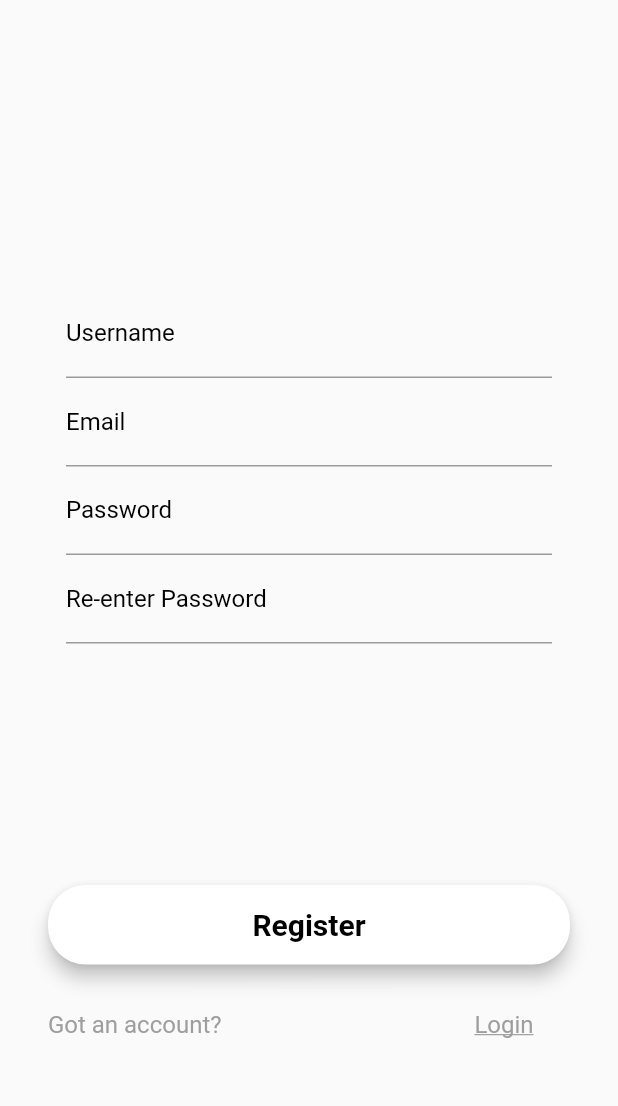
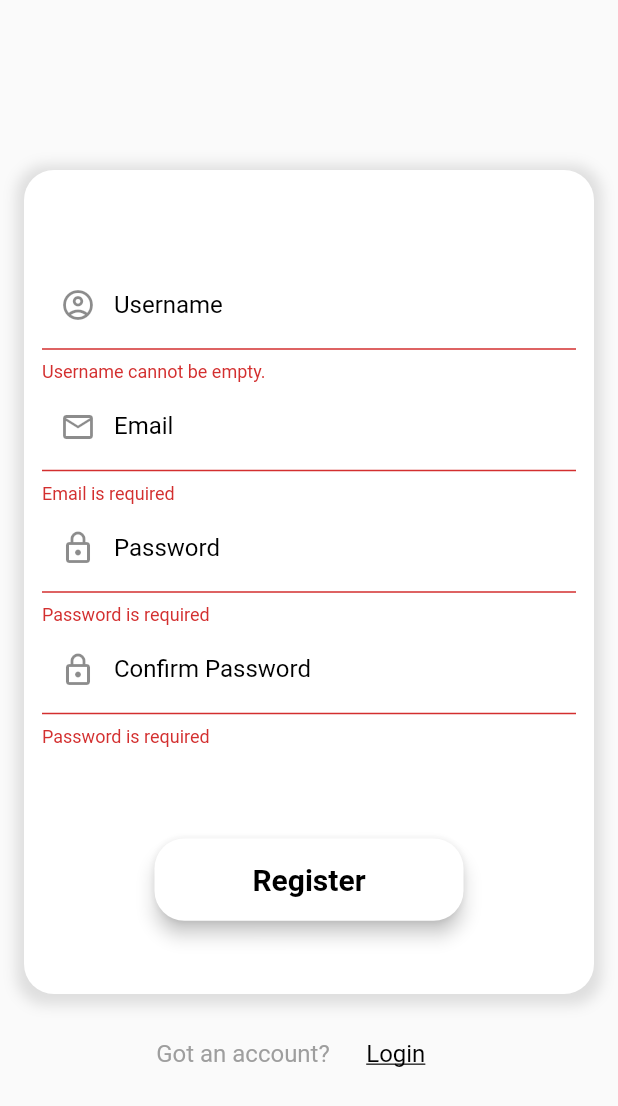
Before and after one commit to gaminglifex/20-21_FYP_Flutter, a Flutter app: the Register screen opened by its route, after a tap on "Register", on a phone screen of 412 x 824 dp. Shown: the top 1106 px of the screen. Run offline on Flutter 3.47's test engine with Material 2 defaults, Android fonts, the phone set to English and light mode, and no system bars; our stand-ins replace cloud_firestore, firebase_auth, firebase_core; accounts and stored records are empty.

```diff
--- a/lib/pages/login/Login.dart
+++ b/lib/pages/login/Login.dart
@@ -20,11 +20,14 @@ class _LoginState extends State<Login> {
     final emailField = TextFormField(
       enabled: isSubmitting,
       controller: _emailController,
-      //keyboardType: TextInputType.visiblePassword,
       style: TextStyle(
         color: Colors.black,
       ),
       decoration: InputDecoration(
+        prefixIcon: Icon(
+          Icons.email_outlined,
+          color: Colors.black,
+        ),
         hintText: 'JohnDoe@example.com',
         labelText: 'Email',
         labelStyle: TextStyle(
@@ -46,6 +49,7 @@ class _LoginState extends State<Login> {
             color: Colors.black,
           ),
           decoration: InputDecoration(
+            prefixIcon: Icon(Icons.lock_outlined, color: Colors.black),
             hintText: 'Password',
             labelText: 'Password',
             labelStyle: TextStyle(
@@ -88,18 +92,25 @@ class _LoginState extends State<Login> {
       ),
     );
 
-    final loginButton = Material(
+    final loginButton = Row(
+      mainAxisAlignment: MainAxisAlignment.center,
+      children: <Widget>[
+        Container(
+          height: mq.size.height / 15.0,
+          width: mq.size.width / 2.0,
+          child: RaisedButton(
+            color: Colors.white,
             elevation: 5.0,
-      borderRadius: BorderRadius.circular(25.0),
-      color: Colors.white,
-      child: MaterialButton(
-        minWidth: mq.size.width / 2.0,
-        padding: EdgeInsets.fromLTRB(10.0, 15.0, 10.0, 15.0),
+            shape: RoundedRectangleBorder(
+              borderRadius: BorderRadius.circular(20.0),
+            ),
             child: Text(
               'Login',
               textAlign: TextAlign.center,
               style: TextStyle(
-              fontSize: 20.0, color: Colors.black, fontWeight: FontWeight.bold),
+                  fontSize: 20.0,
+                  color: Colors.black,
+                  fontWeight: FontWeight.bold),
             ),
             onPressed: () async {
               try {
@@ -119,18 +130,12 @@ class _LoginState extends State<Login> {
               }
             },
           ),
+        ),
+      ],
     );
 
-    final bottom = Column(
-      mainAxisAlignment: MainAxisAlignment.start,
-      crossAxisAlignment: CrossAxisAlignment.stretch,
-      children: <Widget>[
-        loginButton,
-        Padding(
-          padding: EdgeInsets.all(8.0),
-        ),
-        Row(
-          mainAxisAlignment: MainAxisAlignment.spaceBetween,
+    final bottom = Row(
+      mainAxisAlignment: MainAxisAlignment.center,
       children: <Widget>[
         Text(
           "Not a member?",
@@ -143,7 +148,7 @@ class _LoginState extends State<Login> {
           child: Text(
             'Sign Up',
             style: Theme.of(context).textTheme.subtitle1.copyWith(
-                      color: Colors.grey,
+                  color: Colors.black,
                   decoration: TextDecoration.underline,
                 ),
           ),
@@ -152,27 +157,47 @@ class _LoginState extends State<Login> {
           },
         ),
       ],
-        ),
-      ],
     );
 
     return Scaffold(
-      body: Form(
+      resizeToAvoidBottomPadding: false,
+      body: SafeArea(
+        child: Column(
+          mainAxisAlignment: MainAxisAlignment.center,
           key: _formKey,
+          children: <Widget>[
+            Padding(
+              padding: EdgeInsets.all(16.0),
               child: SingleChildScrollView(
-          padding: EdgeInsets.all(32.0),
                 child: Container(
-            height: mq.size.height,
+                  height: mq.size.height / 1.8,
+                  decoration: BoxDecoration(
+                    color: Colors.white,
+                    shape: BoxShape.rectangle,
+                    borderRadius: BorderRadius.circular(25.0),
+                    boxShadow: [
+                      BoxShadow(
+                        color: Colors.grey.withOpacity(0.3),
+                        spreadRadius: 5,
+                        blurRadius: 7,
+                        offset: Offset(0, 2),
+                      ),
+                    ],
+                  ),
                   child: Column(
                     mainAxisAlignment: MainAxisAlignment.spaceEvenly,
                     children: <Widget>[
                       fields,
-                bottom,
+                      loginButton,
                     ],
                   ),
                 ),
               ),
             ),
+            bottom,
+          ],
+        ),
+      ),
     );
   }
 }
--- a/lib/pages/login/Register.dart
+++ b/lib/pages/login/Register.dart
@@ -1,6 +1,23 @@
 import 'package:flutter/material.dart';
 import 'package:fyp_uiprototype/AppRoutes.dart';
 import 'package:firebase_auth/firebase_auth.dart';
+import 'package:cloud_firestore/cloud_firestore.dart';
+
+Future<bool> usernameCheck(String username) async {
+  final result = await FirebaseFirestore.instance
+      .collection('users')
+      .where('username', isEqualTo: username)
+      .get();
+  return result.docs.isEmpty;
+}
+
+Future<bool> emailCheck(String email) async {
+  final result = await FirebaseFirestore.instance
+      .collection('users')
+      .where('email', isEqualTo: email)
+      .get();
+  return result.docs.isEmpty;
+}
 
 class Register extends StatefulWidget {
   @override
@@ -13,20 +30,20 @@ class _RegisterState extends State<Register> {
   final _emailController = TextEditingController();
   final _passwordController = TextEditingController();
   final _repasswordController = TextEditingController();
-  bool isSubmitting = true;
+  //final _dobController = TextEditingController();
 
   @override
   Widget build(BuildContext context) {
     final mq = MediaQuery.of(context);
 
     final usernameField = TextFormField(
-      enabled: isSubmitting,
       controller: _usernameController,
       //keyboardType: TextInputType.visiblePassword,
       style: TextStyle(
         color: Colors.black,
       ),
       decoration: InputDecoration(
+        prefixIcon: Icon(Icons.account_circle_outlined),
         hintText: 'John Doe',
         labelText: 'Username',
         labelStyle: TextStyle(
@@ -36,16 +53,43 @@ class _RegisterState extends State<Register> {
           color: Colors.grey,
         ),
       ),
+      validator: (value) {
+        if (value.isEmpty) {
+          return 'Username cannot be empty.';
+        }
+        return null;
+      },
     );
 
-    final emailField = TextFormField(
-      enabled: isSubmitting,
-      controller: _emailController,
-      //keyboardType: TextInputType.visiblePassword,
+    /*
+    final dobField = TextFormField(
+      controller: _dobController,
       style: TextStyle(
         color: Colors.black,
       ),
       decoration: InputDecoration(
+        prefixIcon: Icon(
+          Icons.insert_invitation_outlined,
+        ),
+        hintText: "dd/mm/yyyy",
+        hintStyle: TextStyle(
+          color: Colors.grey,
+        ),
+        labelText: "Date of Birth",
+        labelStyle: TextStyle(
+          color: Colors.black,
+        ),
+      ),
+    );
+    */
+    final emailField = TextFormField(
+      controller: _emailController,
+      keyboardType: TextInputType.emailAddress,
+      style: TextStyle(
+        color: Colors.black,
+      ),
+      decoration: InputDecoration(
+        prefixIcon: Icon(Icons.email_outlined),
         hintText: 'JohnDoe@example.com',
         labelText: 'Email',
         labelStyle: TextStyle(
@@ -55,19 +99,30 @@ class _RegisterState extends State<Register> {
           color: Colors.grey,
         ),
       ),
+      validator: (value) {
+        if (value.isEmpty) {
+          return 'Email is required';
+        }
+        if (!RegExp(
+                "^[a-zA-Z0-9.!#%&'*+/=?^_`{|}~-]+@[a-zA-Z0-9](?:[a-zA-Z0-9-]{0,253}[a-zA-Z0-9])?(?:\.[a-zA-Z0-9](?:[a-zA-Z0-9-]{0,253}[a-zA-Z0-9])?)*")
+            .hasMatch(value)) {
+          return 'Enter a valid emil address';
+        }
+        return null;
+      },
     );
 
     final passwordField = Column(
       children: <Widget>[
         TextFormField(
-          enabled: isSubmitting,
           controller: _passwordController,
           obscureText: true,
-          //keyboardType: TextInputType.emailAddress,
+          keyboardType: TextInputType.text,
           style: TextStyle(
             color: Colors.black,
           ),
           decoration: InputDecoration(
+            prefixIcon: Icon(Icons.lock_outlined),
             hintText: 'Password',
             labelText: 'Password',
             labelStyle: TextStyle(
@@ -77,6 +132,15 @@ class _RegisterState extends State<Register> {
               color: Colors.grey,
             ),
           ),
+          validator: (value) {
+            if (value.isEmpty) {
+              return 'Password is required';
+            }
+            if (value.length < 8) {
+              return 'Password length should greater than 8';
+            }
+            return null;
+          },
         ),
       ],
     );
@@ -84,16 +148,16 @@ class _RegisterState extends State<Register> {
     final repasswordField = Column(
       children: <Widget>[
         TextFormField(
-          enabled: isSubmitting,
           controller: _repasswordController,
           obscureText: true,
-          //keyboardType: TextInputType.emailAddress,
+          keyboardType: TextInputType.text,
           style: TextStyle(
             color: Colors.black,
           ),
           decoration: InputDecoration(
+            prefixIcon: Icon(Icons.lock_outlined),
             hintText: 'Password',
-            labelText: 'Re-enter Password',
+            labelText: 'Confirm Password',
             labelStyle: TextStyle(
               color: Colors.black,
             ),
@@ -101,6 +165,15 @@ class _RegisterState extends State<Register> {
               color: Colors.grey,
             ),
           ),
+          validator: (value) {
+            if (value.isEmpty) {
+              return 'Password is required';
+            }
+            if (value != _passwordController.text) {
+              return 'The confirm password does not match';
+            }
+            return null;
+          },
         ),
       ],
     );
@@ -111,6 +184,7 @@ class _RegisterState extends State<Register> {
         mainAxisAlignment: MainAxisAlignment.start,
         children: <Widget>[
           usernameField,
+          //dobField,
           emailField,
           passwordField,
           repasswordField,
@@ -118,13 +192,18 @@ class _RegisterState extends State<Register> {
       ),
     );
 
-    final signupButton = Material(
+    final signupButton = Row(
+      mainAxisAlignment: MainAxisAlignment.center,
+      children: <Widget>[
+        Container(
+          height: mq.size.height / 15.0,
+          width: mq.size.width / 2.0,
+          child: RaisedButton(
+            color: Colors.white,
             elevation: 5.0,
-      borderRadius: BorderRadius.circular(25.0),
-      color: Colors.white,
-      child: MaterialButton(
-          minWidth: mq.size.width / 2.0,
-          padding: EdgeInsets.fromLTRB(10.0, 15.0, 10.0, 15.0),
+            shape: RoundedRectangleBorder(
+              borderRadius: BorderRadius.circular(20.0),
+            ),
             child: Text(
               'Register',
               textAlign: TextAlign.center,
@@ -134,13 +213,33 @@ class _RegisterState extends State<Register> {
                   fontWeight: FontWeight.bold),
             ),
             onPressed: () async {
+              final valid =
+                  await usernameCheck(_usernameController.text.trim());
+              final valid2 = await emailCheck(_emailController.text.trim());
+              if (!_formKey.currentState.validate()) {
+                return Null;
+              } else if (!valid) {
+                print('Username already exist!');
+                return Null;
+              } else if (!valid2) {
+                print('Email already exist!');
+                return Null;
+              }
               try {
                 UserCredential userCredential = await FirebaseAuth.instance
                     .createUserWithEmailAndPassword(
                         email: _emailController.text.trim(),
                         password: _passwordController.text.trim());
-              print('DLLM');
                 User user = userCredential.user;
+                await FirebaseFirestore.instance
+                    .collection('users')
+                    .doc(user.uid)
+                    .set({
+                  'username': _usernameController.text.trim(),
+                  'email': _emailController.text.trim(),
+                  'password': _passwordController.text.trim()
+                });
+                print('Done');
               } on FirebaseAuthException catch (e) {
                 if (e.code == 'weak-password') {
                   print('The password provided is too weak.');
@@ -150,17 +249,15 @@ class _RegisterState extends State<Register> {
               } catch (e) {
                 print(e);
               }
-          }),
+            },
+          ),
+        ),
+      ],
     );
 
-    final bottom = Column(
-      mainAxisAlignment: MainAxisAlignment.start,
-      crossAxisAlignment: CrossAxisAlignment.stretch,
+    final bottom = Row(
+      mainAxisAlignment: MainAxisAlignment.center,
       children: <Widget>[
-        signupButton,
-        Padding(
-          padding: EdgeInsets.all(8.0),
-        ),
         Row(
           mainAxisAlignment: MainAxisAlignment.spaceBetween,
           children: <Widget>[
@@ -175,7 +272,7 @@ class _RegisterState extends State<Register> {
               child: Text(
                 'Login',
                 style: Theme.of(context).textTheme.subtitle1.copyWith(
-                      color: Colors.grey,
+                      color: Colors.black,
                       decoration: TextDecoration.underline,
                     ),
               ),
@@ -189,19 +286,42 @@ class _RegisterState extends State<Register> {
     );
 
     return Scaffold(
-      body: Form(
+      resizeToAvoidBottomPadding: false,
+      body: SafeArea(
+        child: Form(
+          autovalidateMode: AutovalidateMode.onUserInteraction,
           key: _formKey,
-        child: SingleChildScrollView(
-          padding: EdgeInsets.all(32.0),
+          child: Column(
+            mainAxisAlignment: MainAxisAlignment.center,
+            children: <Widget>[
+              Padding(
+                padding: EdgeInsets.all(16.0),
                 child: Container(
-            height: mq.size.height,
+                  height: mq.size.height / 1.5,
+                  decoration: BoxDecoration(
+                    shape: BoxShape.rectangle,
+                    color: Colors.white,
+                    borderRadius: BorderRadius.circular(20.0),
+                    boxShadow: [
+                      BoxShadow(
+                        color: Colors.grey.withOpacity(0.3),
+                        spreadRadius: 5.0,
+                        blurRadius: 7.0,
+                        offset: Offset(0, 2),
+                      ),
+                    ],
+                  ),
                   child: Column(
                     mainAxisAlignment: MainAxisAlignment.spaceEvenly,
                     children: <Widget>[
                       fields,
+                      signupButton,
+                    ],
+                  ),
+                ),
+              ),
               bottom,
             ],
-            ),
           ),
         ),
       ),
--- a/pubspec.yaml
+++ b/pubspec.yaml
@@ -30,6 +30,7 @@ dependencies:
   cupertino_icons: ^1.0.0
   firebase_core: ^0.5.0+1
   firebase_auth: ^0.18.1+2
+  cloud_firestore: ^0.14.1+3
 
 dev_dependencies:
   flutter_test:
```
Also changed, not shown: pubspec.lock, 1 other file. Lines whose indentation alone changed are shown as unchanged.
